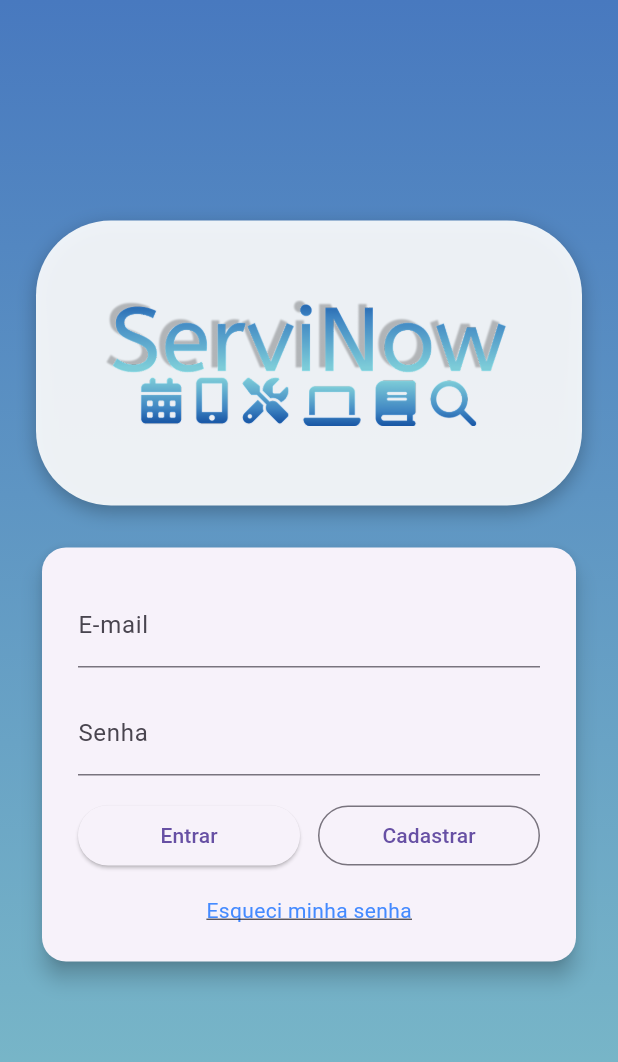
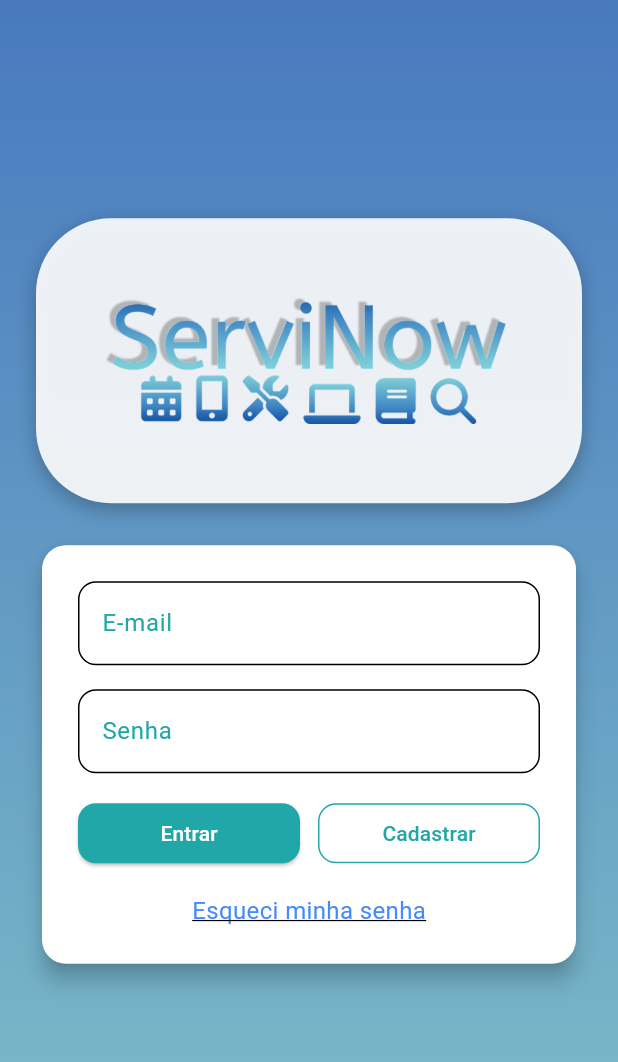
Before and after one commit to JVBC743/servinow-mobile, a Flutter app: the screen it shows after launch, on a phone screen of 412 x 824 dp. Shown: the top 1062 px of the screen. Run offline on Flutter 3.47's test engine with Material 3 defaults, Android fonts, the phone set to English and light mode, and no system bars; our stand-ins replace connectivity_plus, mask_text_input_formatter, shared_preferences.

Commit message:
Add AgendamentoService, update app theme, and refactor screens with gradient background

```diff
--- a/lib/core/theme/app_theme.dart
+++ b/lib/core/theme/app_theme.dart
@@ -4,31 +4,67 @@ class AppTheme {
   static ThemeData get lightTheme {
     return ThemeData(
       colorScheme: const ColorScheme.light(
-        primary: Color(0xFF4879BF),
-        secondary: Color(0xFF7DCCD8),
+        primary: Color(0xFF21a7a7),
+        secondary: Color(0xFF4879BF),
         surface: Colors.white,
         onPrimary: Colors.white,
-        onSecondary: Colors.black,
+        onSecondary: Colors.white,
       ),
       scaffoldBackgroundColor: Colors.white,
       appBarTheme: const AppBarTheme(
-        backgroundColor: Color(0xFF4879BF),
+        backgroundColor: Color(0xFF21a7a7),
         foregroundColor: Colors.white,
+        centerTitle: true,
+        elevation: 2,
+        titleTextStyle: TextStyle(
+          fontSize: 20,
+          fontWeight: FontWeight.bold,
+          color: Colors.white,
+        ),
       ),
       elevatedButtonTheme: ElevatedButtonThemeData(
         style: ElevatedButton.styleFrom(
-          backgroundColor: Color(0xFF4879BF),
+          backgroundColor: const Color(0xFF21a7a7),
           foregroundColor: Colors.white,
+          shape: RoundedRectangleBorder(
+            borderRadius: BorderRadius.circular(12),
+          ),
         ),
       ),
+      outlinedButtonTheme: OutlinedButtonThemeData(
+        style: OutlinedButton.styleFrom(
+          foregroundColor: const Color(0xFF21a7a7),
+          side: const BorderSide(color: Color(0xFF21a7a7)),
+          shape: RoundedRectangleBorder(
+            borderRadius: BorderRadius.circular(12),
+          ),
+        ),
+      ),
+      inputDecorationTheme: InputDecorationTheme(
+        border: OutlineInputBorder(borderRadius: BorderRadius.circular(12)),
+        focusedBorder: OutlineInputBorder(
+          borderRadius: BorderRadius.circular(12),
+          borderSide: const BorderSide(color: Color(0xFF21a7a7)),
+        ),
+        labelStyle: const TextStyle(color: Color(0xFF21a7a7)),
+        prefixIconColor: Color(0xFF21a7a7),
+      ),
       bottomNavigationBarTheme: const BottomNavigationBarThemeData(
-        backgroundColor: Color(0xFF7DCCD8),
+        backgroundColor: Color(0xFF21a7a7),
         selectedItemColor: Colors.white,
         unselectedItemColor: Color(0xFF4879BF),
+        showUnselectedLabels: true,
       ),
       textTheme: const TextTheme(
         titleMedium: TextStyle(fontSize: 18, fontWeight: FontWeight.bold),
-        bodyMedium: TextStyle(fontSize: 14),
+        bodyMedium: TextStyle(fontSize: 16),
+      ),
+      snackBarTheme: const SnackBarThemeData(
+        backgroundColor: Color(0xFF21a7a7),
+        contentTextStyle: TextStyle(color: Colors.white),
+      ),
+      progressIndicatorTheme: const ProgressIndicatorThemeData(
+        color: Color(0xFF21a7a7),
       ),
     );
   }
--- /dev/null
+++ b/lib/core/widgets/gradient_background.dart
@@ -0,0 +1,20 @@
+import 'package:flutter/material.dart';
+
+class GradientBackground extends StatelessWidget {
+  final Widget child;
+  const GradientBackground({super.key, required this.child});
+
+  @override
+  Widget build(BuildContext context) {
+    return Container(
+      decoration: const BoxDecoration(
+        gradient: LinearGradient(
+          colors: [Color(0xFF4879BF), Color(0xFF7FBFC9)],
+          begin: Alignment.topCenter,
+          end: Alignment.bottomCenter,
+        ),
+      ),
+      child: child,
+    );
+  }
+}
--- a/lib/main.dart
+++ b/lib/main.dart
@@ -6,20 +6,20 @@ import 'package:servinow_mobile/core/widgets/downbar.dart';
 import 'package:servinow_mobile/screens/servico/home_screen.dart';
 import 'package:servinow_mobile/screens/menu/sobre_nos.dart';
 import 'package:servinow_mobile/screens/menu/termos_de_uso.dart';
+import 'package:servinow_mobile/core/theme/app_theme.dart';
 
 void main() {
-  runApp(const ServinowApp());
+  runApp(const MyApp());
 }
 
-class ServinowApp extends StatelessWidget {
-  const ServinowApp({super.key});
+class MyApp extends StatelessWidget {
+  const MyApp({super.key});
 
   @override
   Widget build(BuildContext context) {
     return MaterialApp(
       title: 'ServiNow',
-      debugShowCheckedModeBanner: false,
-      theme: ThemeData(primarySwatch: Colors.indigo),
+      theme: AppTheme.lightTheme,
       initialRoute: '/home',
       routes: {
         '/login': (context) => const LoginScreen(),
@@ -28,7 +28,6 @@ class ServinowApp extends StatelessWidget {
         '/forgot-password': (context) => const ForgotPasswordScreen(),
         '/sobre-nos': (context) => const SobreNosScreen(),
         '/termos-uso': (context) => const TermosDeUsoScreen(),
-
       },
     );
   }
--- a/lib/screens/auth/login_screen.dart
+++ b/lib/screens/auth/login_screen.dart
@@ -1,5 +1,6 @@
 import 'package:flutter/material.dart';
 import 'package:servinow_mobile/core/services/auth_service.dart';
+import 'package:servinow_mobile/core/widgets/gradient_background.dart';
 
 class LoginScreen extends StatefulWidget {
   const LoginScreen({super.key});
@@ -42,16 +43,7 @@ class _LoginScreenState extends State<LoginScreen> {
   @override
   Widget build(BuildContext context) {
     return Scaffold(
-      body: Container(
-        width: double.infinity,
-        height: double.infinity,
-        decoration: const BoxDecoration(
-          gradient: LinearGradient(
-            colors: [Color(0xFF4879BF), Color(0xFF7FBFC9)],
-            begin: Alignment.topCenter,
-            end: Alignment.bottomCenter,
-          ),
-        ),
+      body: GradientBackground(
         child: Center(
           child: SingleChildScrollView(
             padding: const EdgeInsets.symmetric(horizontal: 24.0),
```
Also changed, not shown: lib/core/services/agendamento_service.dart (added, +17 -0 lines), lib/screens/auth/cadastro_screen.dart (+6 -9 lines), lib/screens/auth/forgot_password_screen.dart (+2 -10 lines), lib/screens/menu/sobre_nos.dart (+6 -25 lines), lib/screens/menu/termos_de_uso.dart (+8 -7 lines), lib/screens/servico/home_screen.dart (+3 -18 lines).
